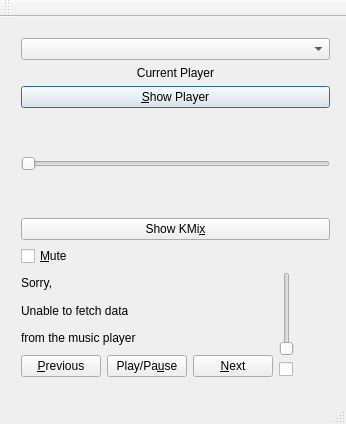
Above: mainwindow.ui from ylogx/qmpris before the change. Below: the same form after it.
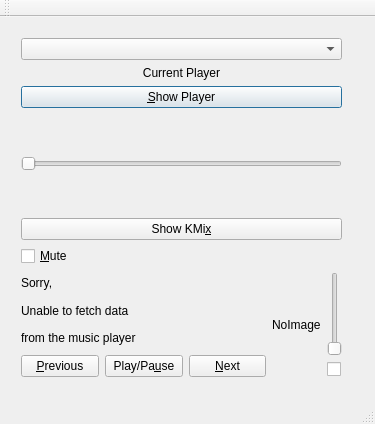
That is the form after the change.

What changed in the file:
```diff
--- a/mainwindow.ui
+++ b/mainwindow.ui
@@ -6,7 +6,7 @@
    <rect>
     <x>0</x>
     <y>0</y>
-    <width>346</width>
+    <width>375</width>
     <height>424</height>
    </rect>
   </property>
@@ -19,7 +19,7 @@
      <rect>
       <x>10</x>
       <y>10</y>
-      <width>331</width>
+      <width>343</width>
       <height>361</height>
      </rect>
     </property>
@@ -148,6 +148,13 @@
            </item>
           </layout>
          </item>
+         <item>
+          <widget class="QLabel" name="labelArt">
+           <property name="text">
+            <string>NoImage</string>
+           </property>
+          </widget>
+         </item>
          <item>
           <layout class="QVBoxLayout" name="verticalLayout_3">
            <item>
```
Left out of the diff: 2 changed lines with no effect on the pictures.
